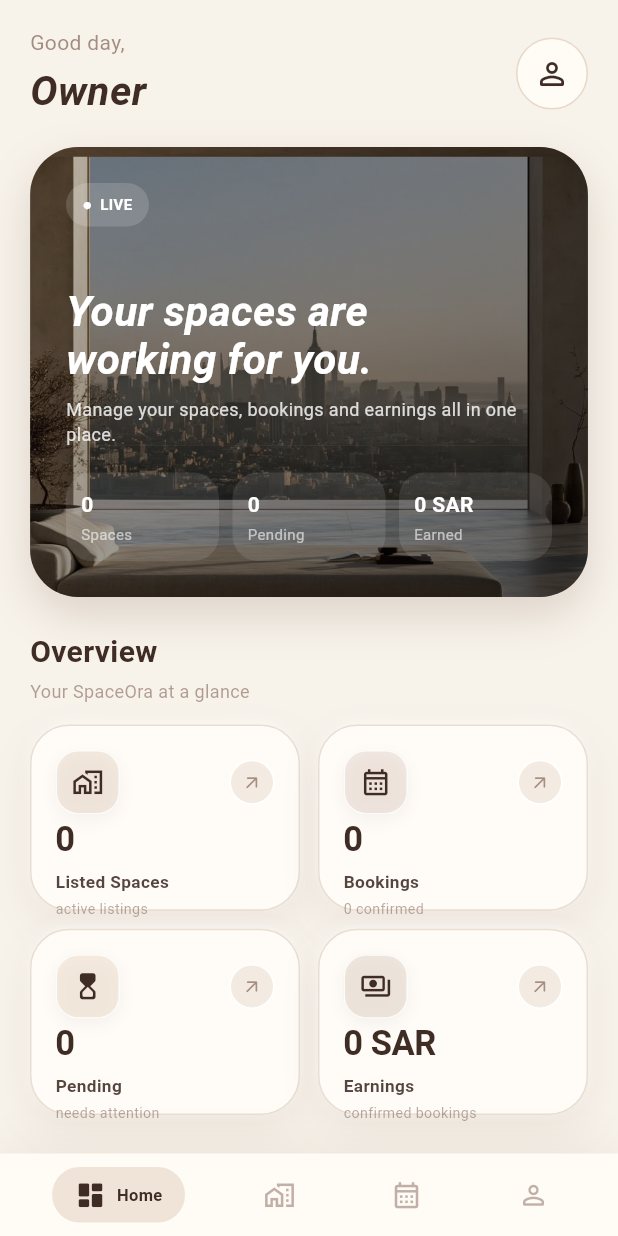
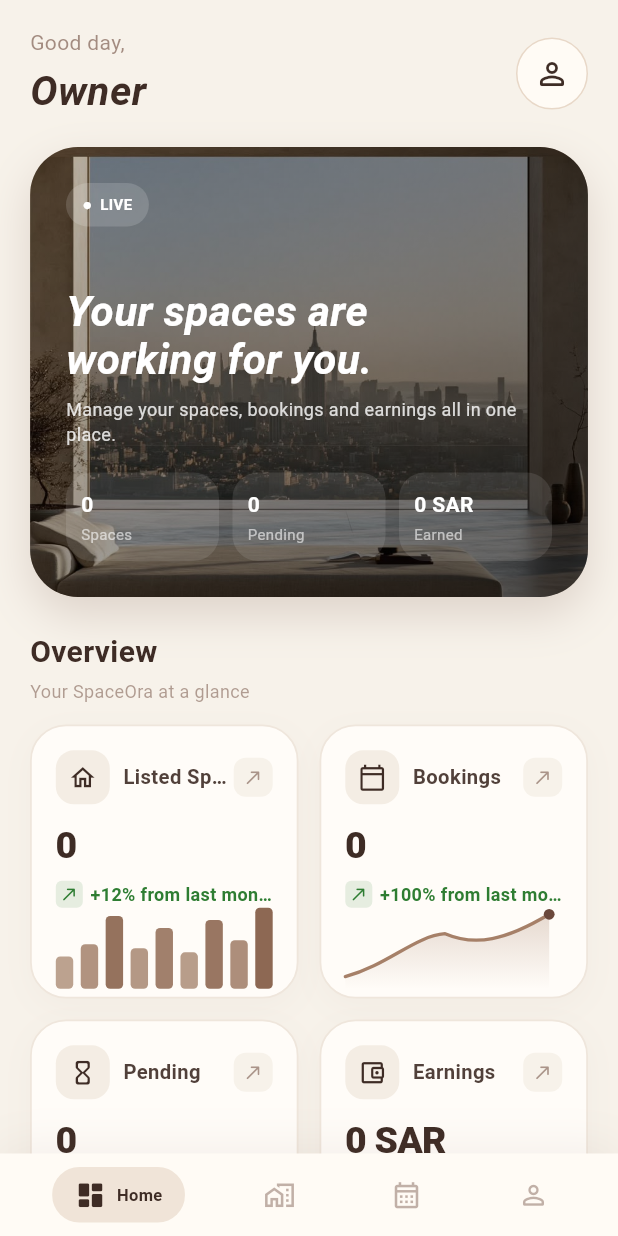
Before and after one commit to CS-Abdulaziz/space_rental, a Flutter app: the OwnerHomePage screen opened by its route, on a phone screen of 412 x 824 dp. Run offline on Flutter 3.47's test engine with Material 3 defaults, Android fonts, the phone set to English and light mode, and no system bars; our stand-ins replace supabase_flutter; accounts and stored records are empty; Roboto replaces fonts that are missing (Georgia).

Commit message:
Update owner home and booking payment screens

```diff
--- a/lib/screens/owner/owner_home.dart
+++ b/lib/screens/owner/owner_home.dart
@@ -777,177 +777,181 @@ class _OwnerHomePageState extends State<OwnerHomePage>
   // OVERVIEW
   // ============================================================
 
-  Widget _statsGrid() {
+ Widget _statsGrid() {
     return GridView.count(
       crossAxisCount: 2,
       shrinkWrap: true,
-      physics:
-          const NeverScrollableScrollPhysics(),
-      crossAxisSpacing: 12,
-      mainAxisSpacing: 12,
-      childAspectRatio: 1.45,
+      physics: const NeverScrollableScrollPhysics(),
+      crossAxisSpacing: 14,
+      mainAxisSpacing: 14,
+      childAspectRatio: 0.98, // مساحة إضافية لتوضيح الأعمدة والكلام
       children: [
         _statCard(
-          Icons.home_work_outlined,
-          'Listed Spaces',
-          '${spaces.length}',
-          'active listings',
-          beige,
+          icon: Icons.home_outlined,
+          title: 'Listed Spaces',
+          value: '${spaces.length}',
+          growth: '+12% from last month',
+          chartType: _StatChartType.bars1,
         ),
         _statCard(
-          Icons.calendar_month_outlined,
-          'Bookings',
-          '${bookings.length}',
-          '$confirmedBookings confirmed',
-          const Color(0xFFE4D6CC),
+          icon: Icons.calendar_today_outlined,
+          title: 'Bookings',
+          value: '${bookings.length}',
+          growth: '+100% from last month',
+          chartType: _StatChartType.line,
         ),
         _statCard(
-          Icons.hourglass_top_rounded,
-          'Pending',
-          '$pendingBookings',
-          'needs attention',
-          const Color(0xFFEBDCC9),
+          icon: Icons.hourglass_empty_rounded,
+          title: 'Pending',
+          value: '$pendingBookings',
+          growth: '+5% from last month',
+          chartType: _StatChartType.line,
         ),
         _statCard(
-          Icons.payments_outlined,
-          'Earnings',
-          formatPrice(earnings),
-          'confirmed bookings',
-          const Color(0xFFE0D4C7),
+          icon: Icons.account_balance_wallet_outlined,
+          title: 'Earnings',
+          value: formatPrice(earnings),
+          growth: '+100% from last month',
+          chartType: _StatChartType.bars2,
         ),
       ],
     );
   }
 
   // ============================================================
-  // BEAUTIFIED STAT CARD
+  // STAT CARD (MATCHING NEW DESIGN)
   // ============================================================
 
-  Widget _statCard(
-    IconData icon,
-    String title,
-    String value,
-    String subtitle,
-    Color iconBg,
-  ) {
+  Widget _statCard({
+    required IconData icon,
+    required String title,
+    required String value,
+    required String growth,
+    required _StatChartType chartType,
+  }) {
     return Container(
       padding: const EdgeInsets.all(16),
       decoration: BoxDecoration(
         color: const Color(0xFFFFFCF8),
-        borderRadius: BorderRadius.circular(26),
+        borderRadius: BorderRadius.circular(24),
         border: Border.all(
-          color: const Color(0xFFE9DED2),
-          width: 1,
+          color: const Color(0xFFEFE6DC),
+          width: 1.2,
         ),
         boxShadow: [
           BoxShadow(
-            color: brown.withOpacity(.09),
-            blurRadius: 24,
-            spreadRadius: 0,
-            offset: const Offset(0, 10),
-          ),
-          BoxShadow(
-            color: Colors.white.withOpacity(.80),
-            blurRadius: 8,
-            spreadRadius: -2,
-            offset: const Offset(0, -2),
+            color: brown.withOpacity(.04),
+            blurRadius: 18,
+            offset: const Offset(0, 6),
           ),
         ],
       ),
       child: Column(
-        crossAxisAlignment:
-            CrossAxisAlignment.start,
+        crossAxisAlignment: CrossAxisAlignment.start,
         children: [
+          // Header: Icon + Title + Corner Arrow
           Row(
             children: [
               Container(
-                width: 43,
-                height: 43,
+                width: 36,
+                height: 36,
                 decoration: BoxDecoration(
-                  color: iconBg.withOpacity(.52),
-                  borderRadius:
-                      BorderRadius.circular(15),
-                  border: Border.all(
-                    color: Colors.white
-                        .withOpacity(.85),
-                    width: 1,
-                  ),
-                  boxShadow: [
-                    BoxShadow(
-                      color:
-                          brown.withOpacity(.07),
-                      blurRadius: 9,
-                      offset:
-                          const Offset(0, 4),
-                    ),
-                  ],
+                  color: const Color(0xFFF4EDE4),
+                  borderRadius: BorderRadius.circular(12),
                 ),
                 child: Icon(
                   icon,
                   color: darkBrown,
-                  size: 21,
-                ),
-              ),
-
-              const Spacer(),
-
+                  size: 19,
+                ),
+              ),
+              const SizedBox(width: 9),
+              Expanded(
+                child: Text(
+                  title,
+                  maxLines: 1,
+                  overflow: TextOverflow.ellipsis,
+                  style: TextStyle(
+                    color: darkBrown.withOpacity(.90),
+                    fontSize: 13.5,
+                    fontWeight: FontWeight.w600,
+                  ),
+                ),
+              ),
+              // Corner Share/Outward Arrow
               Container(
-                width: 30,
-                height: 30,
+                width: 26,
+                height: 26,
                 decoration: BoxDecoration(
-                  color: const Color(0xFFF3EBE2),
-                  shape: BoxShape.circle,
-                  border: Border.all(
-                    color: Colors.white,
-                    width: 1,
-                  ),
+                  color: const Color(0xFFF7F2EA),
+                  borderRadius: BorderRadius.circular(8),
                 ),
                 child: Icon(
-                  Icons.arrow_outward_rounded,
+                  Icons.north_east_rounded,
                   size: 14,
-                  color: brown.withOpacity(.62),
+                  color: brown.withOpacity(.60),
                 ),
               ),
             ],
           ),
 
-          const Spacer(),
-
+          const SizedBox(height: 10),
+
+          // Large Value
           Text(
             value,
             maxLines: 1,
             overflow: TextOverflow.ellipsis,
             style: TextStyle(
               color: darkBrown,
-              fontSize: 23,
-              fontWeight: FontWeight.w700,
+              fontSize: 25,
+              fontWeight: FontWeight.w800,
               fontFamily: 'Georgia',
-              letterSpacing: -.3,
-            ),
-          ),
-
-          const SizedBox(height: 4),
-
-          Text(
-            title,
-            maxLines: 1,
-            overflow: TextOverflow.ellipsis,
-            style: TextStyle(
-              color: darkBrown.withOpacity(.88),
-              fontWeight: FontWeight.w600,
-              fontSize: 11.5,
-            ),
-          ),
-
-          const SizedBox(height: 3),
-
-          Text(
-            subtitle,
-            maxLines: 1,
-            overflow: TextOverflow.ellipsis,
-            style: TextStyle(
-              color: brown.withOpacity(.50),
-              fontSize: 9.5,
+              letterSpacing: -.5,
+            ),
+          ),
+
+          const SizedBox(height: 5),
+
+          // Enlarged Growth Indicator (الكلام الأخضر المكبر)
+          Row(
+            children: [
+              Container(
+                padding: const EdgeInsets.all(2.5),
+                decoration: BoxDecoration(
+                  color: const Color(0xFF2E7D32).withOpacity(.12),
+                  borderRadius: BorderRadius.circular(4),
+                ),
+                child: const Icon(
+                  Icons.north_east_rounded,
+                  color: Color(0xFF2E7D32),
+                  size: 13,
+                ),
+              ),
+              const SizedBox(width: 5),
+              Expanded(
+                child: Text(
+                  growth,
+                  maxLines: 1,
+                  overflow: TextOverflow.ellipsis,
+                  style: const TextStyle(
+                    color: Color(0xFF2E7D32),
+                    fontSize: 12,
+                    fontWeight: FontWeight.w700,
+                  ),
+                ),
+              ),
+            ],
+          ),
+
+          const Spacer(),
+
+          // Enlarged Mini Visual Chart (الشرطات والمنحنى المكبر)
+          SizedBox(
+            width: double.infinity,
+            height: 54,
+            child: CustomPaint(
+              painter: _MiniChartPainter(chartType: chartType),
             ),
           ),
         ],
@@ -2154,3 +2158,119 @@ class _OwnerHomePageState extends State<OwnerHomePage>
     );
   }
 }
+
+// ============================================================
+// MINI CHART PAINTERS & ENUM
+// ============================================================
+
+enum _StatChartType { bars1, bars2, line }
+
+class _MiniChartPainter extends CustomPainter {
+  final _StatChartType chartType;
+
+  _MiniChartPainter({required this.chartType});
+
+  @override
+  void paint(Canvas canvas, Size size) {
+    if (chartType == _StatChartType.line) {
+      _drawLineChart(canvas, size);
+    } else {
+      _drawBarChart(canvas, size, chartType);
+    }
+  }
+
+  void _drawBarChart(Canvas canvas, Size size, _StatChartType type) {
+    final List<double> heights = type == _StatChartType.bars1
+        ? [0.4, 0.55, 0.9, 0.5, 0.75, 0.45, 0.85, 0.6, 1.0]
+        : [0.35, 0.45, 0.6, 0.75, 0.88, 1.0];
+
+    final double totalGaps = (heights.length - 1) * 5.0;
+    final double barWidth = (size.width - totalGaps) / heights.length;
+
+    for (int i = 0; i < heights.length; i++) {
+      final double h = size.height * heights[i];
+      final double left = i * (barWidth + 5.0);
+      final double top = size.height - h;
+
+      final paint = Paint()
+        ..color = Color.lerp(
+          const Color(0xFFDCC8B7),
+          const Color(0xFF8D6853),
+          heights[i],
+        )!
+        ..style = PaintingStyle.fill;
+
+      canvas.drawRRect(
+        RRect.fromRectAndRadius(
+          Rect.fromLTWH(left, top, barWidth, h),
+          const Radius.circular(3),
+        ),
+        paint,
+      );
+    }
+  }
+
+  void _drawLineChart(Canvas canvas, Size size) {
+    final path = Path();
+
+    // البداية من أسفل اليسار
+    path.moveTo(0, size.height * 0.85);
+
+    // صعود مائل وسلس نحو القمة الأولى في المنتصف
+    path.cubicTo(
+      size.width * 0.20, size.height * 0.70,
+      size.width * 0.32, size.height * 0.35,
+      size.width * 0.46, size.height * 0.32, // قمة التموج الأول
+    );
+
+    // نزول خفيف (قاع التموج) ثم صعود شاهق لأعلى اليمين
+    path.cubicTo(
+      size.width * 0.60, size.height * 0.48,
+      size.width * 0.74, size.height * 0.40,
+      size.width * 0.94, size.height * 0.08, // أعلى نقطة في اليمين
+    );
+
+    // التظليل الناعم أسفل المنحنى
+    final fillPath = Path.from(path)
+      ..lineTo(size.width * 0.94, size.height)
+      ..lineTo(0, size.height)
+      ..close();
+
+    final fillPaint = Paint()
+      ..shader = LinearGradient(
+        begin: Alignment.topCenter,
+        end: Alignment.bottomCenter,
+        colors: [
+          const Color(0xFFA68068).withOpacity(0.30),
+          const Color(0xFFA68068).withOpacity(0.0),
+        ],
+      ).createShader(Rect.fromLTWH(0, 0, size.width, size.height))
+      ..style = PaintingStyle.fill;
+
+    canvas.drawPath(fillPath, fillPaint);
+
+    // رسم الخط المتعرج
+    final linePaint = Paint()
+      ..color = const Color(0xFFA68068)
+      ..strokeWidth = 2.2
+      ..style = PaintingStyle.stroke
+      ..strokeCap = StrokeCap.round
+      ..strokeJoin = StrokeJoin.round;
+
+    canvas.drawPath(path, linePaint);
+
+    // النقطة البنية في أقصى اليمين بالأعلى
+    final dotPaint = Paint()
+      ..color = const Color(0xFF6B483B)
+      ..style = PaintingStyle.fill;
+
+    canvas.drawCircle(
+      Offset(size.width * 0.94, size.height * 0.08),
+      3.6,
+      dotPaint,
+    );
+  }
+
+  @override
+  bool shouldRepaint(covariant CustomPainter oldDelegate) => false;
+}
```
Also changed, not shown: lib/screens/renter/booking_payment.dart (+82 -110 lines).
